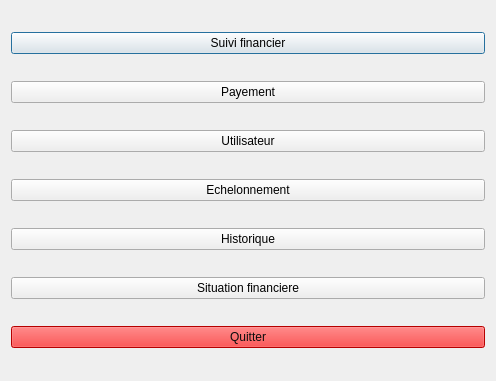
This is myProject/menu.ui in Radosetra/Projet-QT as Qt 5 draws it before an edit. The edited form follows.
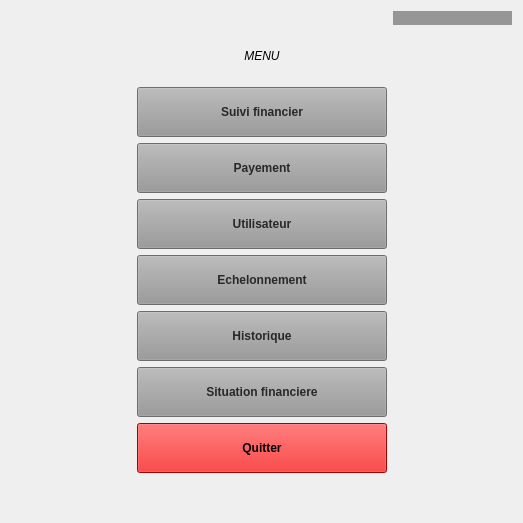
This is the edited form. Icons and pictures are not drawn.

Patch:
```diff
--- a/myProject/menu.ui
+++ b/myProject/menu.ui
@@ -6,79 +6,376 @@
    <rect>
     <x>0</x>
     <y>0</y>
-    <width>496</width>
-    <height>381</height>
+    <width>523</width>
+    <height>523</height>
    </rect>
   </property>
   <property name="windowTitle">
-   <string>Dialog</string>
+   <string>MENU</string>
   </property>
-  <layout class="QVBoxLayout" name="verticalLayout">
-   <item>
-    <widget class="QPushButton" name="pushButton">
+  <property name="styleSheet">
+   <string notr="true">QDialog{
+	background-image: url(:/img/img/hero-background-15.jpg);
+
+}</string>
+  </property>
+  <layout class="QGridLayout" name="gridLayout">
+   <item row="0" column="0">
+    <widget class="QPushButton" name="pushButton_7">
      <property name="cursor">
       <cursorShape>PointingHandCursor</cursorShape>
      </property>
+     <property name="styleSheet">
+      <string notr="true">background-image: url(:/img/img/hero-background-15.jpg);
+image: url(:/img/img/sqldeveloper.png);
+border:0px grey;</string>
+     </property>
      <property name="text">
-      <string>Suivi financier</string>
+      <string/>
      </property>
     </widget>
    </item>
-   <item>
-    <widget class="QPushButton" name="pushButton_2">
-     <property name="cursor">
-      <cursorShape>PointingHandCursor</cursorShape>
+   <item row="7" column="1">
+    <spacer name="verticalSpacer_2">
+     <property name="orientation">
+      <enum>Qt::Vertical</enum>
      </property>
-     <property name="text">
-      <string>Payement</string>
+     <property name="sizeHint" stdset="0">
+      <size>
+       <width>20</width>
+       <height>21</height>
+      </size>
      </property>
-    </widget>
+    </spacer>
    </item>
-   <item>
-    <widget class="QPushButton" name="pushButton_3">
-     <property name="cursor">
-      <cursorShape>PointingHandCursor</cursorShape>
+   <item row="6" column="0">
+    <spacer name="horizontalSpacer">
+     <property name="orientation">
+      <enum>Qt::Horizontal</enum>
      </property>
-     <property name="text">
-      <string>Utilisateur</string>
+     <property name="sizeHint" stdset="0">
+      <size>
+       <width>118</width>
+       <height>20</height>
+      </size>
      </property>
-    </widget>
+    </spacer>
    </item>
-   <item>
-    <widget class="QPushButton" name="pushButton_4">
-     <property name="text">
-      <string>Echelonnement</string>
+   <item row="6" column="2">
+    <spacer name="horizontalSpacer_2">
+     <property name="orientation">
+      <enum>Qt::Horizontal</enum>
      </property>
-    </widget>
-   </item>
-   <item>
-    <widget class="QPushButton" name="pushButton_5">
-     <property name="text">
-      <string>Historique</string>
+     <property name="sizeHint" stdset="0">
+      <size>
+       <width>117</width>
+       <height>20</height>
+      </size>
      </property>
-    </widget>
+    </spacer>
    </item>
-   <item>
-    <widget class="QPushButton" name="financeBtn">
+   <item row="4" column="1" rowspan="3">
+    <layout class="QVBoxLayout" name="verticalLayout">
+     <item>
+      <widget class="QLabel" name="label">
+       <property name="minimumSize">
+        <size>
+         <width>0</width>
+         <height>50</height>
+        </size>
+       </property>
+       <property name="maximumSize">
+        <size>
+         <width>16777215</width>
+         <height>50</height>
+        </size>
+       </property>
+       <property name="styleSheet">
+        <string notr="true">QLabel{
+	font: 81 15pt &quot;Fira Sans Compressed ExtraBold&quot;;
+	font-style: italic;
+}</string>
+       </property>
+       <property name="text">
+        <string>MENU</string>
+       </property>
+       <property name="alignment">
+        <set>Qt::AlignCenter</set>
+       </property>
+      </widget>
+     </item>
+     <item>
+      <widget class="QPushButton" name="pushButton">
+       <property name="minimumSize">
+        <size>
+         <width>250</width>
+         <height>50</height>
+        </size>
+       </property>
+       <property name="maximumSize">
+        <size>
+         <width>250</width>
+         <height>50</height>
+        </size>
+       </property>
+       <property name="cursor">
+        <cursorShape>PointingHandCursor</cursorShape>
+       </property>
+       <property name="styleSheet">
+        <string notr="true">QPushButton{
+	font: 75 italic 12pt &quot;Fira Sans&quot;;
+	font-weight: bold;
+	background-color: rgb(152, 152, 152);
+	color: rgb(40, 40, 40);
+}QPushButton:pressed{
+	font: 75 italic 12pt &quot;Fira Sans&quot;;
+	font-weight: bold;
+	background-color: rgb(81, 81, 81);
+	color: rgb(211, 211, 211);
+}</string>
+       </property>
+       <property name="text">
+        <string>Suivi financier</string>
+       </property>
+      </widget>
+     </item>
+     <item>
+      <widget class="QPushButton" name="pushButton_2">
+       <property name="minimumSize">
+        <size>
+         <width>250</width>
+         <height>50</height>
+        </size>
+       </property>
+       <property name="maximumSize">
+        <size>
+         <width>250</width>
+         <height>50</height>
+        </size>
+       </property>
+       <property name="cursor">
+        <cursorShape>PointingHandCursor</cursorShape>
+       </property>
+       <property name="styleSheet">
+        <string notr="true">QPushButton{
+	font: 75 italic 12pt &quot;Fira Sans&quot;;
+	font-weight: bold;
+	background-color: rgb(152, 152, 152);
+	color: rgb(40, 40, 40);
+}QPushButton:pressed{
+	font: 75 italic 12pt &quot;Fira Sans&quot;;
+	font-weight: bold;
+	background-color: rgb(81, 81, 81);
+	color: rgb(211, 211, 211);
+}</string>
+       </property>
+       <property name="text">
+        <string>Payement</string>
+       </property>
+      </widget>
+     </item>
+     <item>
+      <widget class="QPushButton" name="pushButton_3">
+       <property name="minimumSize">
+        <size>
+         <width>250</width>
+         <height>50</height>
+        </size>
+       </property>
+       <property name="maximumSize">
+        <size>
+         <width>250</width>
+         <height>50</height>
+        </size>
+       </property>
+       <property name="cursor">
+        <cursorShape>PointingHandCursor</cursorShape>
+       </property>
+       <property name="styleSheet">
+        <string notr="true">QPushButton{
+	font: 75 italic 12pt &quot;Fira Sans&quot;;
+	font-weight: bold;
+	background-color: rgb(152, 152, 152);
+	color: rgb(40, 40, 40);
+}QPushButton:pressed{
+	font: 75 italic 12pt &quot;Fira Sans&quot;;
+	font-weight: bold;
+	background-color: rgb(81, 81, 81);
+	color: rgb(211, 211, 211);
+}</string>
+       </property>
+       <property name="text">
+        <string>Utilisateur</string>
+       </property>
+      </widget>
+     </item>
+     <item>
+      <widget class="QPushButton" name="pushButton_4">
+       <property name="minimumSize">
+        <size>
+         <width>250</width>
+         <height>50</height>
+        </size>
+       </property>
+       <property name="maximumSize">
+        <size>
+         <width>250</width>
+         <height>50</height>
+        </size>
+       </property>
+       <property name="styleSheet">
+        <string notr="true">QPushButton{
+	font: 75 italic 12pt &quot;Fira Sans&quot;;
+	font-weight: bold;
+	background-color: rgb(152, 152, 152);
+	color: rgb(40, 40, 40);
+}QPushButton:pressed{
+	font: 75 italic 12pt &quot;Fira Sans&quot;;
+	font-weight: bold;
+	background-color: rgb(81, 81, 81);
+	color: rgb(211, 211, 211);
+}</string>
+       </property>
+       <property name="text">
+        <string>Echelonnement</string>
+       </property>
+      </widget>
+     </item>
+     <item>
+      <widget class="QPushButton" name="pushButton_5">
+       <property name="minimumSize">
+        <size>
+         <width>250</width>
+         <height>50</height>
+        </size>
+       </property>
+       <property name="maximumSize">
+        <size>
+         <width>250</width>
+         <height>50</height>
+        </size>
+       </property>
+       <property name="styleSheet">
+        <string notr="true">QPushButton{
+	font: 75 italic 12pt &quot;Fira Sans&quot;;
+	font-weight: bold;
+	background-color: rgb(152, 152, 152);
+	color: rgb(40, 40, 40);
+}QPushButton:pressed{
+	font: 75 italic 12pt &quot;Fira Sans&quot;;
+	font-weight: bold;
+	background-color: rgb(81, 81, 81);
+	color: rgb(211, 211, 211);
+}</string>
+       </property>
+       <property name="text">
+        <string>Historique</string>
+       </property>
+      </widget>
+     </item>
+     <item>
+      <widget class="QPushButton" name="financeBtn">
+       <property name="minimumSize">
+        <size>
+         <width>250</width>
+         <height>50</height>
+        </size>
+       </property>
+       <property name="maximumSize">
+        <size>
+         <width>250</width>
+         <height>50</height>
+        </size>
+       </property>
+       <property name="cursor">
+        <cursorShape>PointingHandCursor</cursorShape>
+       </property>
+       <property name="styleSheet">
+        <string notr="true">QPushButton{
+	font: 75 italic 12pt &quot;Fira Sans&quot;;
+	font-weight: bold;
+	background-color: rgb(152, 152, 152);
+	color: rgb(40, 40, 40);
+}QPushButton:pressed{
+	font: 75 italic 12pt &quot;Fira Sans&quot;;
+	font-weight: bold;
+	background-color: rgb(81, 81, 81);
+	color: rgb(211, 211, 211);
+}</string>
+       </property>
+       <property name="text">
+        <string>Situation financiere</string>
+       </property>
+      </widget>
+     </item>
+     <item>
+      <widget class="QPushButton" name="leave">
+       <property name="minimumSize">
+        <size>
+         <width>250</width>
+         <height>50</height>
+        </size>
+       </property>
+       <property name="maximumSize">
+        <size>
+         <width>250</width>
+         <height>50</height>
+        </size>
+       </property>
+       <property name="cursor">
+        <cursorShape>PointingHandCursor</cursorShape>
+       </property>
+       <property name="styleSheet">
+        <string notr="true">QPushButton{
+	font: 75 italic 12pt &quot;Fira Sans&quot;;
+	font-weight: bold;
+	background-color: rgb(235, 0, 0);
+	color: black;
+}
+QpushButton:pressed{
+	background-color: rgb(182, 7, 7);
+}</string>
+       </property>
+       <property name="text">
+        <string>Quitter</string>
+       </property>
+      </widget>
+     </item>
+    </layout>
+   </item>
+   <item row="0" column="2">
+    <widget class="QPushButton" name="pushButton_6">
      <property name="cursor">
       <cursorShape>PointingHandCursor</cursorShape>
      </property>
+     <property name="autoFillBackground">
+      <bool>false</bool>
+     </property>
+     <property name="styleSheet">
+      <string notr="true">image: url(:/img/img/cs-user.png);
+background-color: rgb(150, 150, 150);
+background-image: url(:/img/img/hero-background-15.jpg);
+border-color: rgba(255, 255, 255, 0);
+border-bottom-color: rgba(255, 255, 255, 0);border:0px grey;
+</string>
+     </property>
      <property name="text">
-      <string>Situation financiere</string>
+      <string/>
      </property>
     </widget>
    </item>
-   <item>
-    <widget class="QPushButton" name="leave">
+   <item row="0" column="1">
+    <widget class="QPushButton" name="parametre">
      <property name="cursor">
       <cursorShape>PointingHandCursor</cursorShape>
      </property>
      <property name="styleSheet">
-      <string notr="true">background-color: rgb(255, 0, 0);
-color: rgb(13, 13, 13);</string>
+      <string notr="true">background-color: rgba(255, 255, 255, 0);
+border:transparent;
+image: url(:/img/img/gnome-control-center.png);</string>
      </property>
      <property name="text">
-      <string>Quitter</string>
+      <string/>
      </property>
     </widget>
    </item>
```
